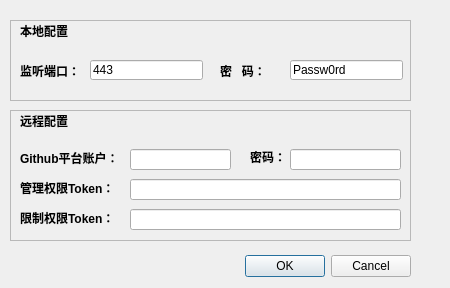
First picture: the form in controller/ui/dlg_ctlSettings.ui, repository how2how/PlayGround, before the edit.
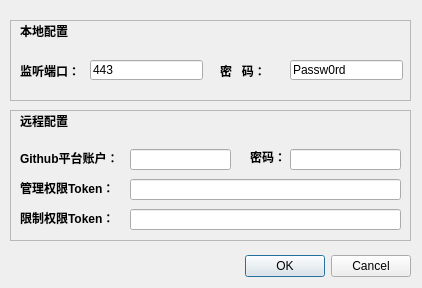
Second picture: the form after the edit.

The edit to the form file:
```diff
--- a/controller/ui/dlg_ctlSettings.ui
+++ b/controller/ui/dlg_ctlSettings.ui
@@ -6,7 +6,7 @@
    <rect>
     <x>0</x>
     <y>0</y>
-    <width>450</width>
+    <width>422</width>
     <height>288</height>
    </rect>
   </property>
```
